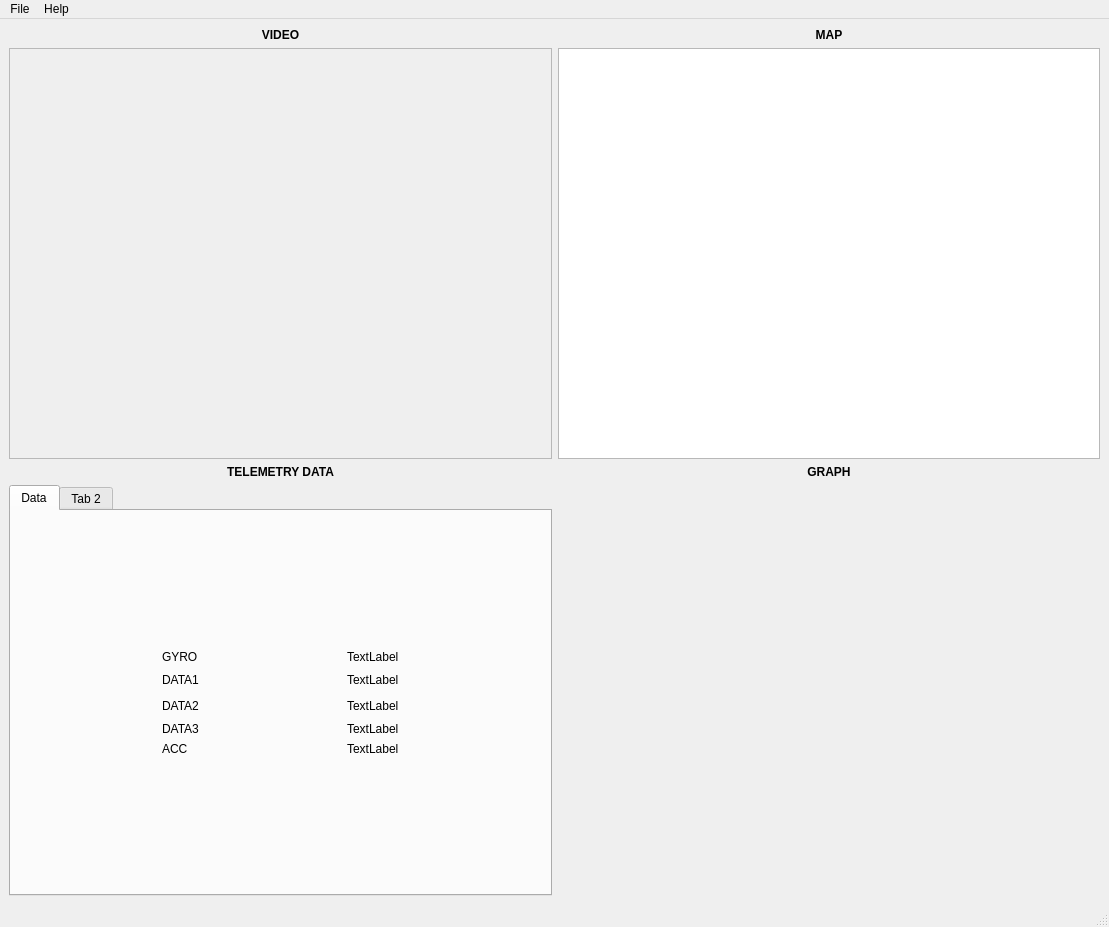
Qt form GUI/gui_dev.ui (WarlordTed/URC2K18) before a commit.
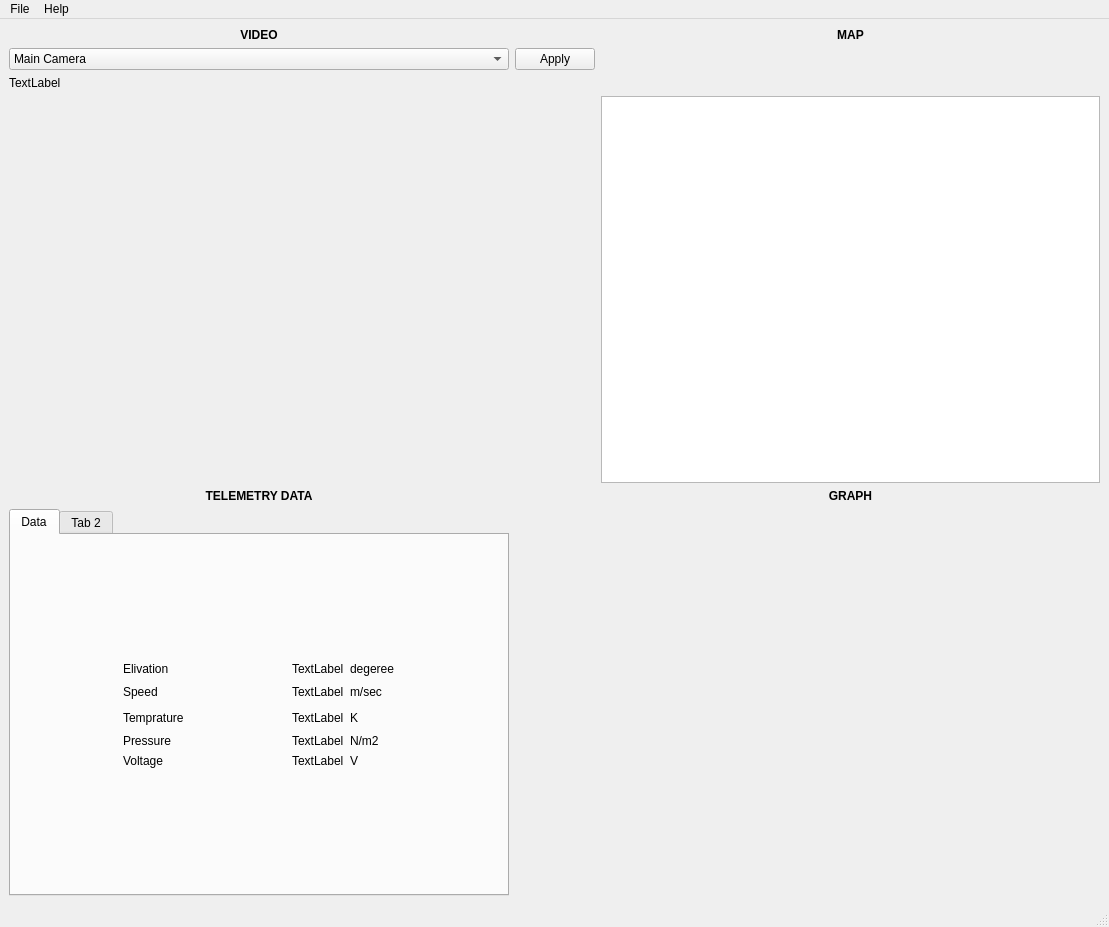
The same form after that commit.

The edit to the form file:
```diff
--- a/GUI/gui_dev.ui
+++ b/GUI/gui_dev.ui
@@ -15,7 +15,7 @@
   </property>
   <widget class="QWidget" name="centralwidget">
    <layout class="QGridLayout" name="gridLayout">
-    <item row="1" column="1">
+    <item row="3" column="2">
      <widget class="QGraphicsView" name="graphicsView"/>
     </item>
     <item row="0" column="0">
@@ -34,7 +34,7 @@
       </property>
      </widget>
     </item>
-    <item row="0" column="1">
+    <item row="0" column="2">
      <widget class="QLabel" name="maplabel">
       <property name="font">
        <font>
@@ -50,13 +50,58 @@
       </property>
      </widget>
     </item>
-    <item row="3" column="0">
+    <item row="4" column="0">
+     <widget class="QLabel" name="datalabel">
+      <property name="font">
+       <font>
+        <weight>75</weight>
+        <bold>true</bold>
+       </font>
+      </property>
+      <property name="text">
+       <string>TELEMETRY DATA</string>
+      </property>
+      <property name="alignment">
+       <set>Qt::AlignCenter</set>
+      </property>
+     </widget>
+    </item>
+    <item row="4" column="2">
+     <widget class="QLabel" name="graphlabel">
+      <property name="font">
+       <font>
+        <weight>75</weight>
+        <bold>true</bold>
+       </font>
+      </property>
+      <property name="text">
+       <string>GRAPH</string>
+      </property>
+      <property name="alignment">
+       <set>Qt::AlignCenter</set>
+      </property>
+     </widget>
+    </item>
+    <item row="5" column="2">
+     <layout class="QHBoxLayout" name="sensorgraph"/>
+    </item>
+    <item row="5" column="0">
      <widget class="QTabWidget" name="tabWidget">
       <widget class="QWidget" name="tab_3">
        <attribute name="title">
         <string>Data</string>
        </attribute>
        <layout class="QGridLayout" name="gridLayout_2">
+        <item row="3" column="4">
+         <widget class="QLabel" name="label3">
+          <property name="styleSheet">
+           <string notr="true">font: 14pt &quot;Verdana&quot;;</string>
+          </property>
+          <property name="text">
+           <string>TextLabel</string>
+          </property>
+         </widget>
+        </item>
         <item row="6" column="4">
          <spacer name="verticalSpacer">
           <property name="orientation">
@@ -70,7 +115,7 @@
           </property>
          </spacer>
         </item>
-        <item row="2" column="5">
+        <item row="2" column="6">
          <spacer name="horizontalSpacer_2">
           <property name="orientation">
            <enum>Qt::Horizontal</enum>
@@ -111,6 +156,9 @@
         </item>
         <item row="1" column="4">
          <widget class="QLabel" name="label1">
+          <property name="styleSheet">
+           <string notr="true">font: 14pt &quot;Verdana&quot;;</string>
+          </property>
           <property name="text">
            <string>TextLabel</string>
           </property>
@@ -118,13 +166,19 @@
         </item>
         <item row="2" column="1">
          <widget class="QLabel" name="d2">
+          <property name="styleSheet">
+           <string notr="true">font: 14pt &quot;Verdana&quot;;</string>
+          </property>
           <property name="text">
-           <string>DATA1</string>
+           <string>Speed</string>
           </property>
          </widget>
         </item>
         <item row="2" column="4">
          <widget class="QLabel" name="label2">
+          <property name="styleSheet">
+           <string notr="true">font: 14pt &quot;Verdana&quot;;</string>
+          </property>
           <property name="text">
            <string>TextLabel</string>
           </property>
@@ -132,20 +186,19 @@
         </item>
         <item row="3" column="1">
          <widget class="QLabel" name="d3">
+          <property name="styleSheet">
+           <string notr="true">font: 14pt &quot;Verdana&quot;;</string>
+          </property>
           <property name="text">
-           <string>DATA2</string>
+           <string>Temprature</string>
           </property>
          </widget>
         </item>
         <item row="5" column="4">
          <widget class="QLabel" name="label5">
-          <property name="text">
-           <string>TextLabel</string>
+          <property name="styleSheet">
+           <string notr="true">font: 14pt &quot;Verdana&quot;;</string>
           </property>
-         </widget>
-        </item>
-        <item row="3" column="4">
-         <widget class="QLabel" name="label3">
           <property name="text">
            <string>TextLabel</string>
           </property>
@@ -153,13 +206,19 @@
         </item>
         <item row="4" column="1">
          <widget class="QLabel" name="d4">
+          <property name="styleSheet">
+           <string notr="true">font: 14pt &quot;Verdana&quot;;</string>
+          </property>
           <property name="text">
-           <string>DATA3</string>
+           <string>Pressure</string>
           </property>
          </widget>
         </item>
         <item row="4" column="4">
          <widget class="QLabel" name="label4">
+          <property name="styleSheet">
+           <string notr="true">font: 14pt &quot;Verdana&quot;;</string>
+          </property>
           <property name="text">
            <string>TextLabel</string>
           </property>
@@ -167,15 +226,21 @@
         </item>
         <item row="5" column="1">
          <widget class="QLabel" name="d5">
+          <property name="styleSheet">
+           <string notr="true">font: 14pt &quot;Verdana&quot;;</string>
+          </property>
           <property name="text">
-           <string>ACC</string>
+           <string>Voltage </string>
           </property>
          </widget>
         </item>
         <item row="1" column="1">
          <widget class="QLabel" name="d1">
+          <property name="styleSheet">
+           <string notr="true">font: 14pt &quot;Verdana&quot;;</string>
+          </property>
           <property name="text">
-           <string>GYRO</string>
+           <string>Elivation</string>
           </property>
          </widget>
         </item>
@@ -192,6 +257,56 @@
           </property>
          </spacer>
         </item>
+        <item row="2" column="5">
+         <widget class="QLabel" name="label">
+          <property name="styleSheet">
+           <string notr="true">font: 14pt &quot;Verdana&quot;;</string>
+          </property>
+          <property name="text">
+           <string>m/sec</string>
+          </property>
+         </widget>
+        </item>
+        <item row="1" column="5">
+         <widget class="QLabel" name="label_2">
+          <property name="styleSheet">
+           <string notr="true">font: 14pt &quot;Verdana&quot;;</string>
+          </property>
+          <property name="text">
+           <string>degeree</string>
+          </property>
+         </widget>
+        </item>
+        <item row="3" column="5">
+         <widget class="QLabel" name="label_3">
+          <property name="styleSheet">
+           <string notr="true">font: 14pt &quot;Verdana&quot;;</string>
+          </property>
+          <property name="text">
+           <string>K</string>
+          </property>
+         </widget>
+        </item>
+        <item row="4" column="5">
+         <widget class="QLabel" name="label_4">
+          <property name="styleSheet">
+           <string notr="true">font: 14pt &quot;Verdana&quot;;</string>
+          </property>
+          <property name="text">
+           <string>N/m2</string>
+          </property>
+         </widget>
+        </item>
+        <item row="5" column="5">
+         <widget class="QLabel" name="label_5">
+          <property name="styleSheet">
+           <string notr="true">font: 14pt &quot;Verdana&quot;;</string>
+          </property>
+          <property name="text">
+           <string>V</string>
+          </property>
+         </widget>
+        </item>
        </layout>
       </widget>
       <widget class="QWidget" name="tab_4">
@@ -201,51 +316,59 @@
       </widget>
      </widget>
     </item>
-    <item row="1" column="0">
-     <widget class="QFrame" name="frame">
-      <property name="frameShape">
-       <enum>QFrame::StyledPanel</enum>
-      </property>
-      <property name="frameShadow">
-       <enum>QFrame::Raised</enum>
-      </property>
-     </widget>
-    </item>
     <item row="2" column="0">
-     <widget class="QLabel" name="datalabel">
-      <property name="font">
-       <font>
-        <weight>75</weight>
-        <bold>true</bold>
-       </font>
-      </property>
+     <widget class="QLabel" name="videoFrame">
       <property name="text">
-       <string>TELEMETRY DATA</string>
+       <string>TextLabel</string>
       </property>
-      <property name="alignment">
-       <set>Qt::AlignCenter</set>
-      </property>
      </widget>
     </item>
-    <item row="2" column="1">
-     <widget class="QLabel" name="graphlabel">
-      <property name="font">
-       <font>
-        <weight>75</weight>
-        <bold>true</bold>
-       </font>
-      </property>
+    <item row="1" column="0">
+     <widget class="QComboBox" name="comboBox">
+      <item>
+       <property name="text">
+        <string>Main Camera</string>
+       </property>
+      </item>
+      <item>
+       <property name="text">
+        <string>Back Camera</string>
+       </property>
+      </item>
+      <item>
+       <property name="text">
+        <string>Arm</string>
+       </property>
+      </item>
+      <item>
+       <property name="text">
+        <string>Depth View</string>
+       </property>
+      </item>
+      <item>
+       <property name="text">
+        <string>Hogger</string>
+       </property>
+      </item>
+      <item>
+       <property name="text">
+        <string>Main Camera2 </string>
+       </property>
+      </item>
+      <item>
+       <property name="text">
+        <string/>
+       </property>
+      </item>
+     </widget>
+    </item>
+    <item row="1" column="1">
+     <widget class="QPushButton" name="pushButton">
       <property name="text">
-       <string>GRAPH</string>
+       <string>Apply</string>
       </property>
-      <property name="alignment">
-       <set>Qt::AlignCenter</set>
-      </property>
      </widget>
     </item>
-    <item row="3" column="1">
-     <layout class="QHBoxLayout" name="sensorgraph"/>
-    </item>
    </layout>
   </widget>
   <widget class="QMenuBar" name="menubar">
```
